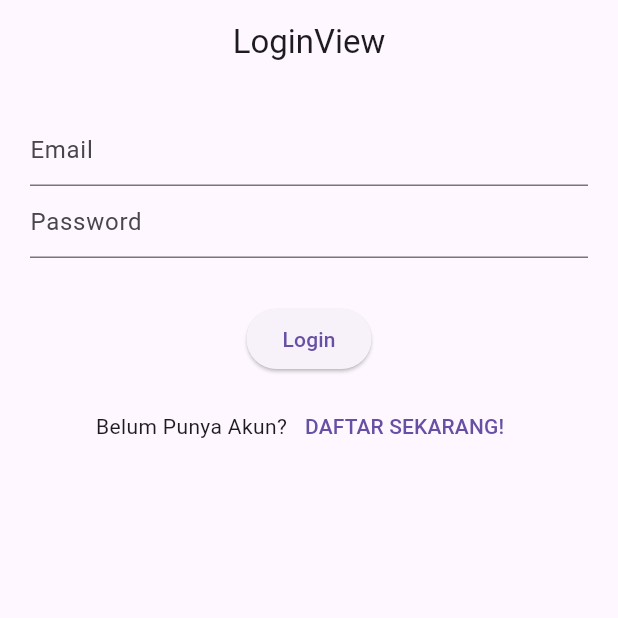
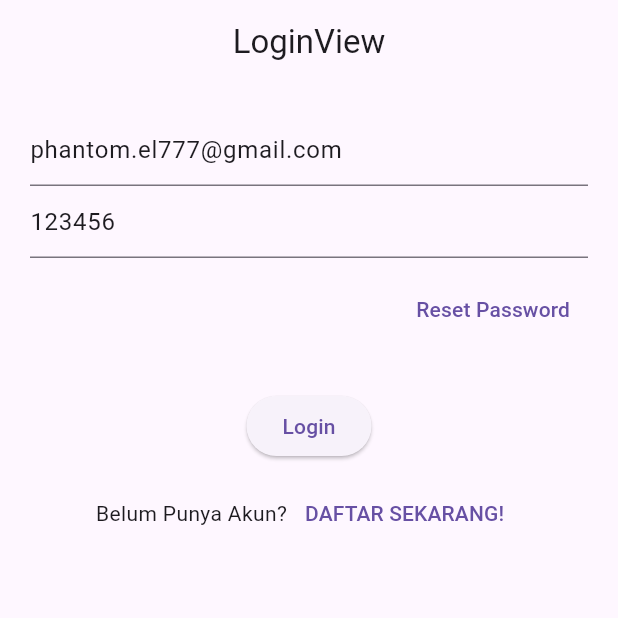
Before and after one commit to Indrawan007/getX_Firebase, a Flutter app: the screen it shows after launch, on a phone screen of 412 x 824 dp, the top half of it. Run offline on Flutter 3.47's test engine with Material 3 defaults, Android fonts, the phone set to English and light mode, and no system bars; our stand-ins replace firebase_auth, firebase_core, get; accounts and stored records are empty.

Commit message:
Reset Password

```diff
--- a/lib/app/modules/login/controllers/login_controller.dart
+++ b/lib/app/modules/login/controllers/login_controller.dart
@@ -2,8 +2,9 @@ import 'package:flutter/material.dart';
 import 'package:get/get.dart';
 
 class LoginController extends GetxController {
-  TextEditingController emailC = TextEditingController();
-  TextEditingController passC = TextEditingController();
+  TextEditingController emailC =
+      TextEditingController(text: "phantom.el777@gmail.com");
+  TextEditingController passC = TextEditingController(text: "123456");
 
   @override
   void onClose() {
--- a/lib/app/modules/login/views/login_view.dart
+++ b/lib/app/modules/login/views/login_view.dart
@@ -28,6 +28,16 @@ class LoginView extends GetView<LoginController> {
               decoration: InputDecoration(hintText: "Password"),
             ),
             SizedBox(
+              height: 10,
+            ),
+            Align(
+              alignment: Alignment.centerRight,
+              child: TextButton(
+                onPressed: () => Get.toNamed(Routes.RESET),
+                child: Text("Reset Password"),
+              ),
+            ),
+            SizedBox(
               height: 30,
             ),
             ElevatedButton(
--- a/lib/app/routes/app_pages.dart
+++ b/lib/app/routes/app_pages.dart
@@ -4,6 +4,8 @@ import '../modules/home/bindings/home_binding.dart';
 import '../modules/home/views/home_view.dart';
 import '../modules/login/bindings/login_binding.dart';
 import '../modules/login/views/login_view.dart';
+import '../modules/reset/bindings/reset_binding.dart';
+import '../modules/reset/views/reset_view.dart';
 import '../modules/signup/bindings/signup_binding.dart';
 import '../modules/signup/views/signup_view.dart';
 
@@ -28,5 +30,10 @@ class AppPages {
       page: () => SignupView(),
       binding: SignupBinding(),
     ),
+    GetPage(
+      name: _Paths.RESET,
+      page: () => ResetView(),
+      binding: ResetBinding(),
+    ),
   ];
 }
--- a/lib/app/routes/app_routes.dart
+++ b/lib/app/routes/app_routes.dart
@@ -6,6 +6,7 @@ abstract class Routes {
   static const HOME = _Paths.HOME;
   static const LOGIN = _Paths.LOGIN;
   static const SIGNUP = _Paths.SIGNUP;
+  static const RESET = _Paths.RESET;
 }
 
 abstract class _Paths {
@@ -13,4 +14,5 @@ abstract class _Paths {
   static const HOME = '/home';
   static const LOGIN = '/login';
   static const SIGNUP = '/signup';
+  static const RESET = '/reset';
 }
```
Also changed, not shown: lib/app/modules/reset/bindings/reset_binding.dart (added, +12 -0 lines), lib/app/modules/reset/controllers/reset_controller.dart (added, +12 -0 lines), lib/app/modules/reset/views/reset_view.dart (added, +37 -0 lines), lib/controller/auth_controller.dart (+28 -0 lines).
